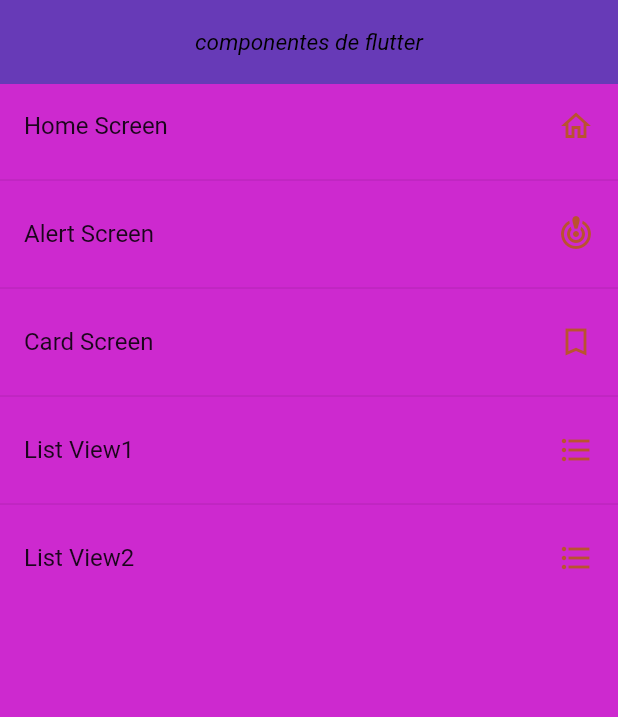
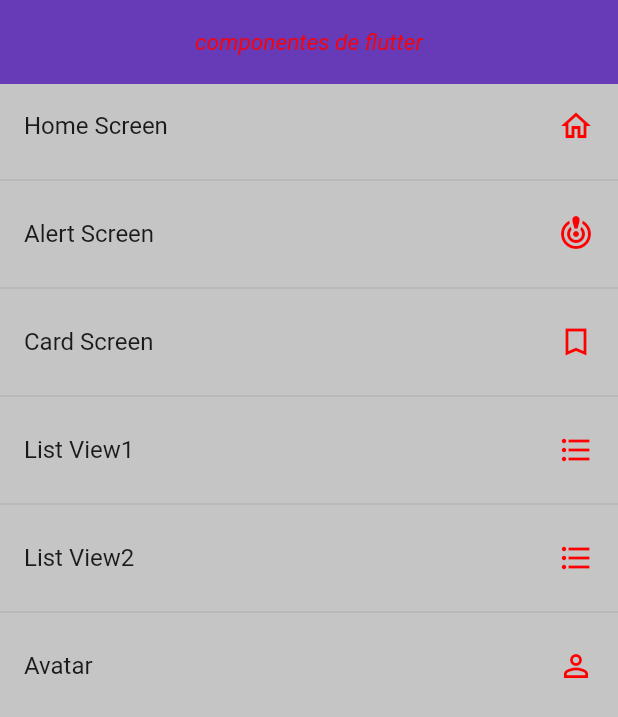
Before and after one commit to JonathanQuezada01/Flutter_componentes, a Flutter app: the screen it shows after launch, on a phone screen of 412 x 824 dp. Shown: the top 717 px of the screen. Run offline on Flutter 3.47's test engine with Material 2 defaults, Android fonts, the phone set to English and light mode, and no system bars.

Commit message:
Creación del avatar
Co-authored-by: JONATHAN ISAAC QUEZADA ANGUIANO <a21110178@live.ceti.mx>

```diff
--- a/lib/routes/app_routes.dart
+++ b/lib/routes/app_routes.dart
@@ -1,6 +1,6 @@
-import 'package:componentes/models/menu_option.dart';
 import 'package:flutter/material.dart';
 
+import 'package:componentes/models/menu_option.dart';
 import 'package:componentes/screens/screens.dart';
 
 class AppRoutes {
@@ -33,6 +33,11 @@ class AppRoutes {
         name: 'List View2',
         screen: const ListView2Screen(),
         icon: Icons.format_list_bulleted),
+    MenuOption(
+        route: 'Avatar',
+        name: 'Avatar',
+        screen: const AvatarScreen(),
+        icon: Icons.person_outline)
   ];
 
   //función que envía la lista de rutas
--- a/lib/screens/screens.dart
+++ b/lib/screens/screens.dart
@@ -1,4 +1,5 @@
 export 'alert_screen.dart';
+export 'avatar_screen.dart';
 export 'card_screen.dart';
 export 'home_screen.dart';
 export 'listview1_screen.dart';
--- a/lib/themes/app_themes.dart
+++ b/lib/themes/app_themes.dart
@@ -1,20 +1,34 @@
 import 'package:flutter/material.dart';
 
 class AppTheme {
-  static const Color primaryColor = Color.fromARGB(255, 186, 82, 47);
+  static const Color primaryColor = Color.fromARGB(255, 255, 0, 0);
 
   static final ThemeData lightTeme = ThemeData.light().copyWith(
-      primaryColor: Color.fromARGB(255, 23, 15, 41),
+    primaryColor: const Color.fromARGB(255, 90, 59, 162),
     appBarTheme: const AppBarTheme(
         centerTitle: true,
         color: Colors.deepPurple,
         elevation: 0,
         titleTextStyle: TextStyle(
-              color: Colors.black, fontSize: 15, fontStyle: FontStyle.italic)),
+            color: primaryColor, fontSize: 15, fontStyle: FontStyle.italic)),
     scaffoldBackgroundColor:
-          const Color.fromARGB(255, 205, 41, 207), //color de fondo del tema
+        const Color.fromARGB(255, 197, 197, 197), //color de fondo del tema
     //Color de los colores de los botones
     textButtonTheme: TextButtonThemeData(
       style: TextButton.styleFrom(foregroundColor: primaryColor),
-      ));
+    ),
+    //Diseño de los floating action buttons
+    floatingActionButtonTheme: const FloatingActionButtonThemeData(
+      backgroundColor: primaryColor,
+      elevation: 5,
+    ),
+    //Tema de los botones elevados
+    elevatedButtonTheme: ElevatedButtonThemeData(
+      style: ElevatedButton.styleFrom(
+        backgroundColor: AppTheme.primaryColor,
+        shape: const StadiumBorder(side: BorderSide(width: 4)),
+        elevation: 100,
+      ),
+    ),
+  );
 }
```
Also changed, not shown: lib/screens/alert_screen.dart (+75 -6 lines), lib/screens/avatar_screen.dart (added, +31 -0 lines). Lines whose indentation alone changed are shown as unchanged.
